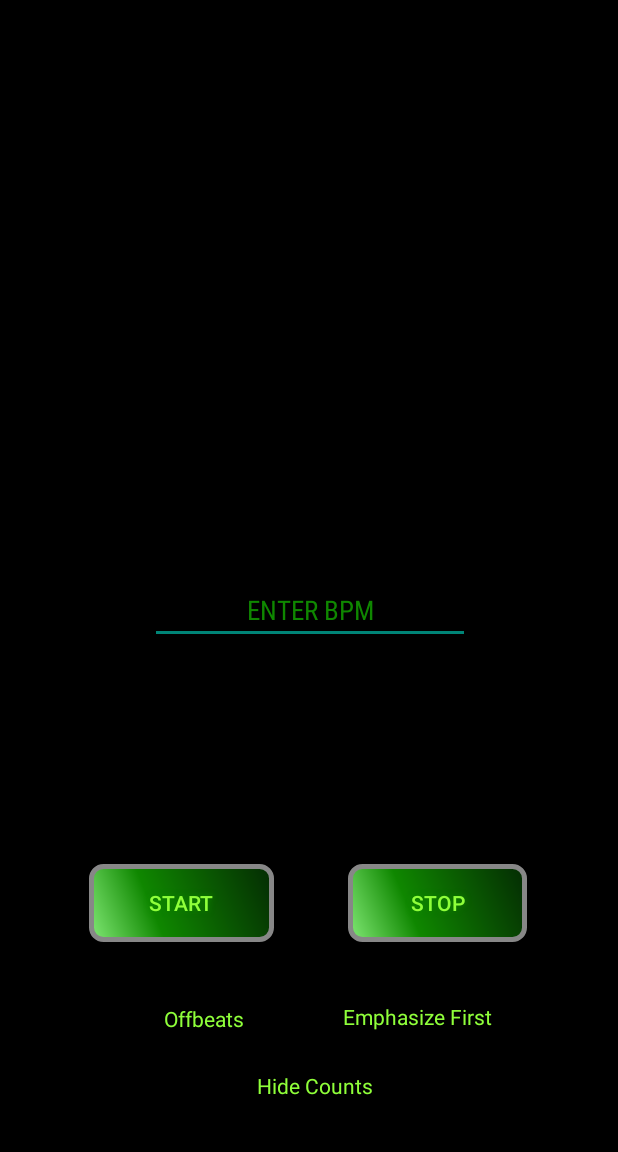
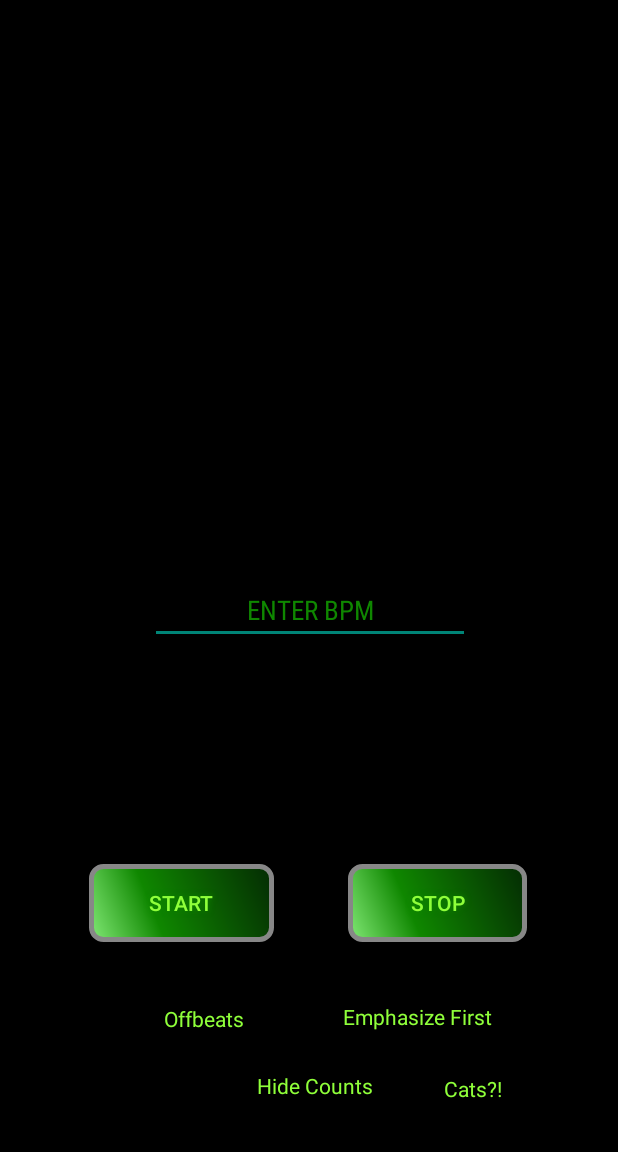
Before and after one commit to evanliu2/Doctor, an Android app: the DoctorMainActivity screen opened directly, with no data from a screen before it, on a phone screen of 412 x 824 dp, the part 84-1236 px from its top. Run offline under Robolectric (Android 15) with nearby library versions, the phone set to English and light mode, and no system bars.

Commit message:
Added Cats Function

```diff
--- a/app/src/main/java/com/example/doctor/DoctorMainActivity.java
+++ b/app/src/main/java/com/example/doctor/DoctorMainActivity.java
@@ -22,6 +22,7 @@ public class DoctorMainActivity extends AppCompatActivity {
     private CheckBox offbeats;
     private CheckBox efirst;
     private CheckBox hidecounts;
+    private CheckBox cats;
 
     private int userBpm;
     private int count;
@@ -42,6 +43,8 @@ public class DoctorMainActivity extends AppCompatActivity {
         //final MediaPlayer defaultBeat = MediaPlayer.create(this, R.raw.woodtickshort);
         final SoundPool soundPool = new SoundPool(5, AudioManager.STREAM_MUSIC, 0);
         final int defaultBeat = soundPool.load(this, R.raw.woodtickshort, 1);
+        final int kittenBeat = soundPool.load(this, R.raw.kittenbeat, 1);
+        final int kittenEfirst = soundPool.load(this, R.raw.kittenefirst, 1);
 
         start.setOnClickListener(new View.OnClickListener() {
             @Override
@@ -95,18 +98,36 @@ public class DoctorMainActivity extends AppCompatActivity {
 
                                         if (count == 1 && efirst.isChecked()) {
                                             beatdisplay.setText(count + "");
-                                            soundPool.play(defaultBeat, 1f, 1f, 0, 0, 1);
+
+                                                if(cats.isChecked())
+                                                    soundPool.play(kittenEfirst,1f, 1f, 0, 0, 1f);
+                                                else
+                                                soundPool.play(defaultBeat, 1f, 1f, 0, 0, 1);
+
                                             count++;
-                                        } else {
+                                        }
+
+                                        else {
                                             beatdisplay.setText(count + "");
-                                            soundPool.play(defaultBeat, 0.4f, 0.4f, 0, 0, 1);
+
+                                                if(cats.isChecked())
+                                                    soundPool.play(kittenBeat, 0.4f, 0.4f, 0, 0, 1);
+
+                                                else
+                                                    soundPool.play(defaultBeat, 0.4f, 0.4f, 0, 0, 1);
+
                                             count++;
                                         }
                                     }
 
                                     else {
                                         beatdisplay.setText(count + "");
-                                        soundPool.play(defaultBeat, 0.2f, 0.2f, 0, 0, 1);
+
+                                        if(cats.isChecked())
+                                            soundPool.play(kittenBeat, 0.2f, 0.2f, 0, 0, 1);
+
+                                        else
+                                            soundPool.play(defaultBeat, 0.2f, 0.2f, 0, 0, 1);
 
                                         if (count == 8) {
                                             count = 1;
@@ -120,13 +141,20 @@ public class DoctorMainActivity extends AppCompatActivity {
 
                                     if (count == 1 && efirst.isChecked()) {
                                         beatdisplay.setText(count + "");
-                                        soundPool.play(defaultBeat, 1f, 1f, 0, 0, 1);
+                                        if(cats.isChecked())
+                                            soundPool.play(kittenEfirst, 1f, 1f, 0, 0, 1);
+                                        else
+                                            soundPool.play(defaultBeat, 1f, 1f, 0, 0, 1);
+
                                         count++;
                                     }
 
                                     else {
                                         beatdisplay.setText(count + "");
-                                        soundPool.play(defaultBeat, 0.4f, 0.4f, 0, 0, 1);
+                                        if(cats.isChecked())
+                                            soundPool.play(kittenBeat, 0.4f, 0.4f, 0, 0, 1);
+                                        else
+                                            soundPool.play(defaultBeat, 0.4f, 0.4f, 0, 0, 1);
 
                                         if (count == 4) {
                                             count = 1;
@@ -190,6 +218,11 @@ public class DoctorMainActivity extends AppCompatActivity {
         offbeats = findViewById(R.id.checkBox_main_offbeats);
         efirst = findViewById(R.id.checkBox_main_efirst);
         hidecounts = findViewById(R.id.checkBox_main_hidecounts);
-
+        cats = findViewById(R.id.checkBox_main_cats);
     }
 }
+
+//TODO MAKE SOME KIND OF WARNING FOR THE FOLLOWING QUALITY DROPS FOR CATS
+//  DONT USE ABOVE 90 BPM
+//  DONT USE WITH OFFBEATS FUNCTION IF ABOVE 45 BPM
+//  DO NOT PLAY AROUND DOGS OR THOSE WHO BECOME ANNOYED EASILY
--- a/app/src/main/res/layout/doctor_main.xml
+++ b/app/src/main/res/layout/doctor_main.xml
@@ -103,10 +103,26 @@
         android:layout_marginEnd="8dp"
         android:layout_marginStart="8dp"
         android:text="Hide Counts"
+        android:textAlignment="center"
         android:textColor="@color/lightgreen"
         app:layout_constraintBottom_toBottomOf="parent"
         app:layout_constraintEnd_toEndOf="parent"
         app:layout_constraintHorizontal_bias="0.459"
         app:layout_constraintStart_toStartOf="parent" />
 
+    <CheckBox
+        android:id="@+id/checkBox_main_cats"
+        android:layout_width="86dp"
+        android:layout_height="36dp"
+        android:layout_marginBottom="24dp"
+        android:layout_marginEnd="8dp"
+        android:layout_marginStart="8dp"
+        android:text="Cats?!"
+        android:textAlignment="center"
+        android:textColor="@color/lightgreen"
+        app:layout_constraintBottom_toBottomOf="parent"
+        app:layout_constraintEnd_toEndOf="parent"
+        app:layout_constraintHorizontal_bias="0.0"
+        app:layout_constraintStart_toEndOf="@+id/checkBox_main_hidecounts" />
+
 </android.support.constraint.ConstraintLayout>
```
